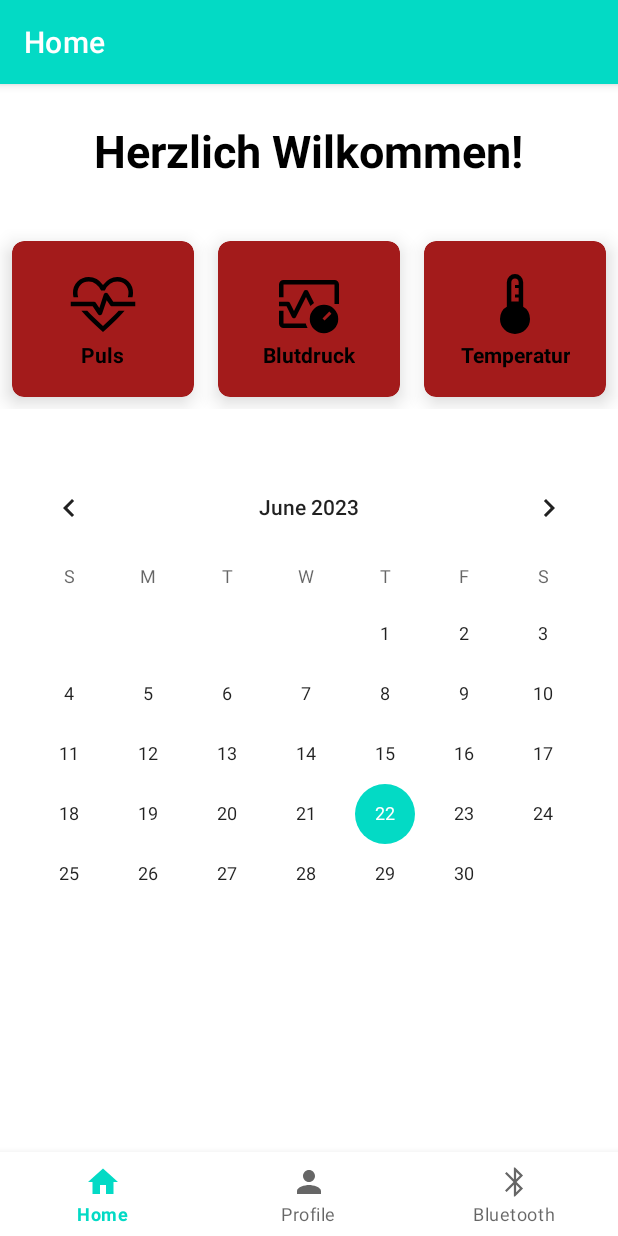
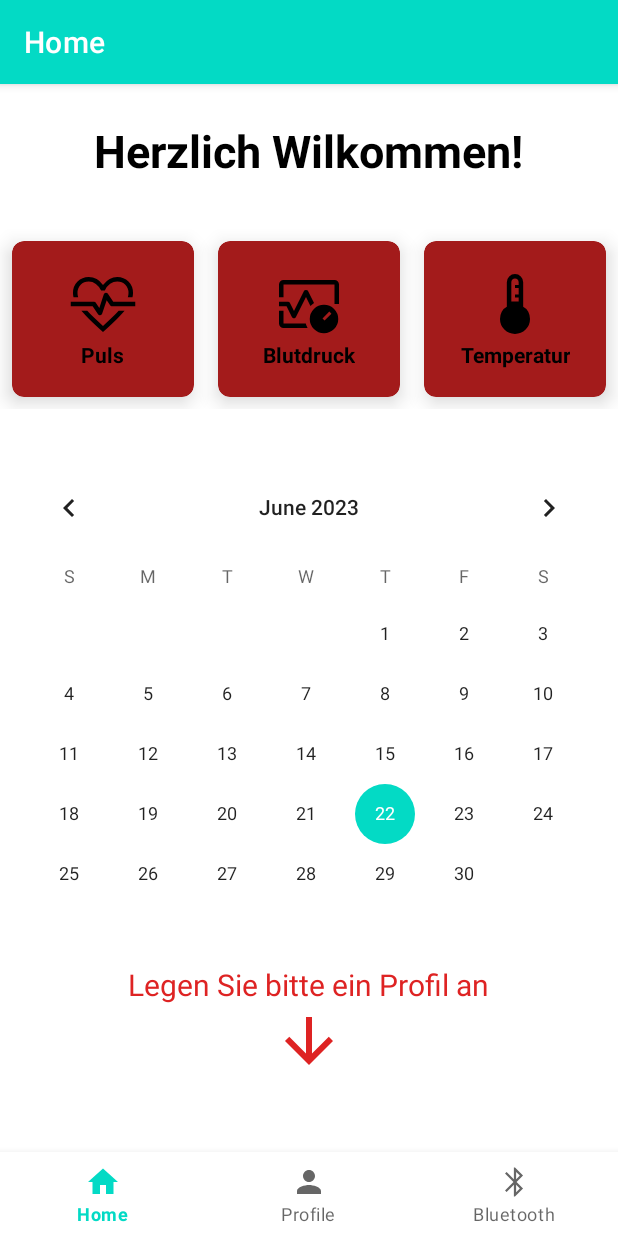
Before and after one commit to dominiklandl/HealthApp, an Android app: the screen it shows after launch (MainActivity), on a phone screen of 412 x 824 dp. Run offline under Robolectric (Android 15) with nearby library versions, the phone set to English and light mode, and no system bars.

Commit message:
UI finishing touches 1

```diff
--- a/app/src/main/java/com/healthapp/HomeFragment.java
+++ b/app/src/main/java/com/healthapp/HomeFragment.java
@@ -19,6 +19,7 @@ import android.view.LayoutInflater;
 import android.view.View;
 import android.view.ViewGroup;
 import android.widget.CalendarView;
+import android.widget.ImageView;
 import android.widget.TextView;
 
 import org.w3c.dom.Text;
@@ -96,6 +97,8 @@ public class HomeFragment extends Fragment {
         });
 
         TextView textView = view.findViewById(R.id.greetingMessage);
+        TextView profilAnlegen = view.findViewById(R.id.profilAnlegenTV);
+        ImageView pfeilIV = view.findViewById(R.id.downwardArrowIV);
 
 
         SharedPreferences shRead = getActivity().getSharedPreferences("UserDataSharedPref", Context.MODE_PRIVATE);
@@ -107,8 +110,13 @@ public class HomeFragment extends Fragment {
             Spannable spannable = new SpannableString(text1);
             spannable.setSpan(new ForegroundColorSpan(Color.rgb(163, 27, 27)), 6, (6+nameShared.length()), Spannable.SPAN_EXCLUSIVE_EXCLUSIVE);
             textView.setText(spannable, TextView.BufferType.SPANNABLE);
+            profilAnlegen.setVisibility(View.INVISIBLE);
+            pfeilIV.setVisibility(View.INVISIBLE);
+
         }else {
             textView.setText("Herzlich Wilkommen!");
+            profilAnlegen.setVisibility(View.VISIBLE);
+            pfeilIV.setVisibility(View.VISIBLE);
         }
 
 
--- /dev/null
+++ b/app/src/main/res/drawable/arrow_downward_redlight_48px.xml
@@ -0,0 +1,5 @@
+<vector android:height="48dp" android:tint="#DE2323"
+    android:viewportHeight="24" android:viewportWidth="24"
+    android:width="48dp" xmlns:android="http://schemas.android.com/apk/res/android">
+    <path android:fillColor="@android:color/white" android:pathData="M20,12l-1.41,-1.41L13,16.17V4h-2v12.17l-5.58,-5.59L4,12l8,8 8,-8z"/>
+</vector>
--- a/app/src/main/res/layout/fragment_home.xml
+++ b/app/src/main/res/layout/fragment_home.xml
@@ -149,6 +149,26 @@
             android:layout_below="@id/gridLayout"
             android:layout_marginTop="32dp" />
 
+        <TextView
+            android:id="@+id/profilAnlegenTV"
+            android:layout_width="wrap_content"
+            android:layout_height="wrap_content"
+            android:layout_centerHorizontal="true"
+            android:layout_below="@id/calendarView"
+            android:visibility="visible"
+            android:text="Legen Sie bitte ein Profil an"
+            android:textColor="@color/red_light"
+            android:textSize="20dp"/>
+
+        <ImageView
+            android:id="@+id/downwardArrowIV"
+            android:layout_width="wrap_content"
+            android:layout_height="wrap_content"
+            android:src="@drawable/arrow_downward_redlight_48px"
+            android:layout_below="@id/profilAnlegenTV"
+            android:layout_centerHorizontal="true"
+            />
+
 
     </RelativeLayout>
 
--- a/app/src/main/res/values/colors.xml
+++ b/app/src/main/res/values/colors.xml
@@ -8,5 +8,6 @@
     <color name="black">#FF000000</color>
     <color name="white">#FFFFFFFF</color>
     <color name="red">#A31B1B</color>
+    <color name="red_light">#de2323</color>
     <color name="green">#00cd00</color>
 </resources>
```
Also changed, not shown: app/src/main/java/com/healthapp/DateClickedActivity.java (+5 -5 lines), app/src/main/java/com/healthapp/ProfileFragment.java (+6 -2 lines), app/src/main/res/layout/activity_date_clicked.xml (+9 -6 lines), app/src/main/res/layout/fragment_profile.xml (+6 -5 lines).
